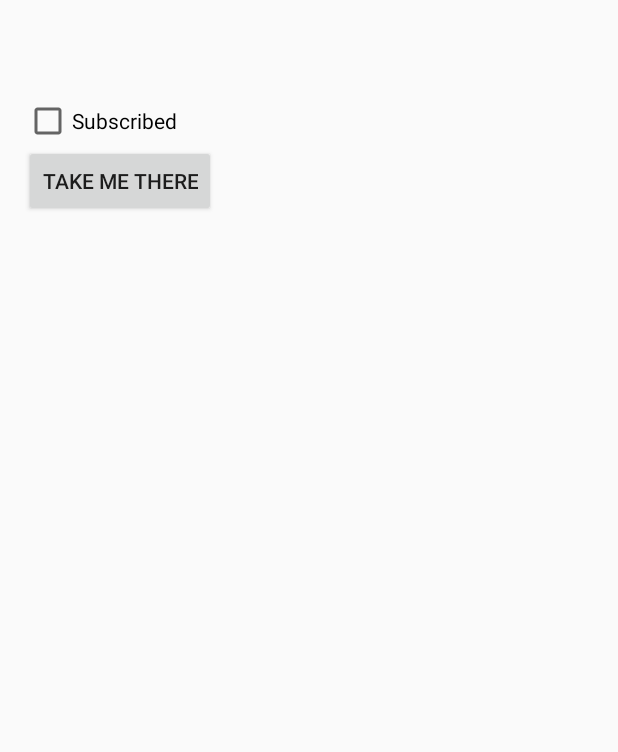
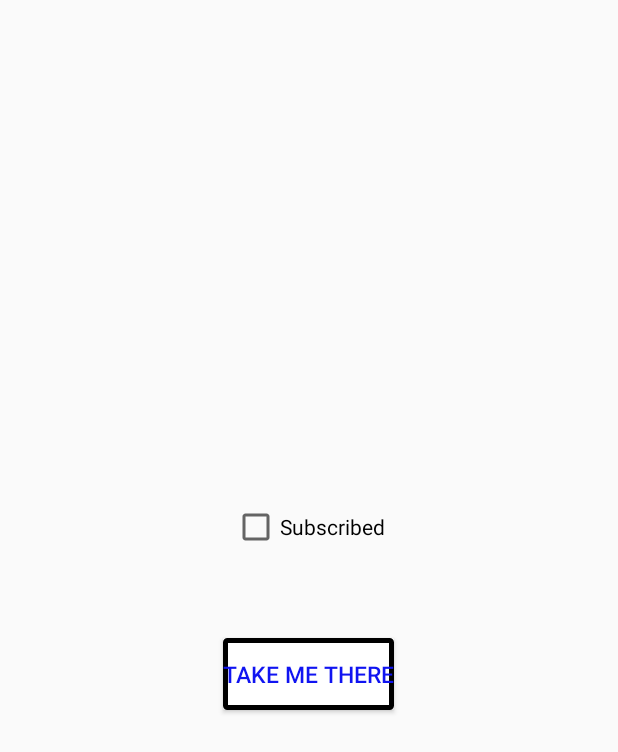
Before and after one commit to christodenny/Liaise, an Android app: the EventActivity screen opened directly, with no data from a screen before it, on a phone screen of 412 x 824 dp. Shown: the top 752 px of the screen. Run offline under Robolectric (Android 15) with nearby library versions, the phone set to English and light mode, and no system bars; 10 statements that could not run were skipped.

Commit message:
UI editing for event activity

```diff
--- a/Liaise/app/src/main/java/com/misc/liaise/EventActivity.java
+++ b/Liaise/app/src/main/java/com/misc/liaise/EventActivity.java
@@ -35,6 +35,10 @@ public class EventActivity extends AppCompatActivity {
         eventTitle.setText(getEventName());
         TextView eventDescription = (TextView) findViewById(R.id.textView2);
         eventDescription.setText(getEventDescription());
+        TextView textstart = (TextView) findViewById(R.id.textView3);
+        textstart.setText(getStart());
+        TextView textend = (TextView) findViewById(R.id.textView4);
+        textend.setText(getEnd());
         CheckBox subscribed = (CheckBox) findViewById(R.id.checkBox);
         subscribed.setOnCheckedChangeListener(new CompoundButton.OnCheckedChangeListener() {
             @Override
@@ -92,7 +96,22 @@ public class EventActivity extends AppCompatActivity {
             return "";
         }
     }
-
+    public String getStart() {
+        try {
+            return event.getString("start_time");
+        } catch (JSONException e) {
+            Toast.makeText(null, "Can't parse JSON for event name!", Toast.LENGTH_SHORT).show();
+            return "";
+        }
+    }
+    public String getEnd() {
+        try {
+            return event.getString("end_time");
+        } catch (JSONException e) {
+            Toast.makeText(null, "Can't parse JSON for event name!", Toast.LENGTH_SHORT).show();
+            return "";
+        }
+    }
     public String getEventDescription() {
         try {
             return event.getString("description");
--- a/Liaise/app/src/main/java/com/misc/liaise/MainActivity_schedulefragment.java
+++ b/Liaise/app/src/main/java/com/misc/liaise/MainActivity_schedulefragment.java
@@ -14,6 +14,7 @@ import android.widget.Button;
 import android.widget.LinearLayout;
 import android.widget.ListView;
 import android.widget.ScrollView;
+import android.widget.TextView;
 import android.widget.Toast;
 
 import org.json.JSONArray;
@@ -75,12 +76,15 @@ public class MainActivity_schedulefragment extends Fragment {
             for (int i = 0; i < events.size(); i++) {
                 final JSONObject event = events.get(i);
                 String name;
+
                 try {
                     name = event.getString("name");
+
                 } catch (JSONException e) {
                     Log.e("JSON error", event.toString());
                     continue;
                 }
+
                 Log.d("debug", "Making a button");
                 Button button = new Button(view.getContext());
                 button.setId(i + 1);
--- /dev/null
+++ b/Liaise/app/src/main/res/drawable/buttondesign.xml
@@ -0,0 +1,9 @@
+<?xml version="1.0" encoding="utf-8"?>
+<shape xmlns:android="http://schemas.android.com/apk/res/android"
+    android:shape="rectangle">
+    <gradient android:startColor="#FFFFFF"
+        android:endColor="#FFFFFF"
+        android:angle="270" />
+    <corners android:radius="1dp" />
+    <stroke android:width="5px" android:color="#000000" />
+</shape>
--- a/Liaise/app/src/main/res/layout/activity_event.xml
+++ b/Liaise/app/src/main/res/layout/activity_event.xml
@@ -16,8 +16,9 @@
         android:text="Event Name"
         android:id="@+id/textView"
         android:layout_alignParentTop="true"
-        android:layout_alignParentLeft="true"
-        android:layout_alignParentStart="true" />
+        android:layout_centerHorizontal="true"
+        android:textColor="#52afea"
+        android:textSize="40dp" />
 
     <TextView
         android:layout_width="wrap_content"
@@ -25,26 +26,74 @@
         android:text="Description"
         android:id="@+id/textView2"
         android:layout_below="@+id/textView"
-        android:layout_alignParentLeft="true"
-        android:layout_alignParentStart="true" />
+        android:layout_centerHorizontal="true" />
 
     <CheckBox
         android:layout_width="wrap_content"
         android:layout_height="wrap_content"
         android:text="Subscribed"
         android:id="@+id/checkBox"
-        android:layout_below="@+id/textView2"
-        android:layout_alignParentLeft="true"
-        android:layout_alignParentStart="true"
-        android:checked="false" />
+        android:checked="false"
+        android:layout_marginTop="99dp"
+        android:layout_below="@+id/textView3"
+        android:layout_centerHorizontal="true" />
 
     <Button
         android:layout_width="wrap_content"
         android:layout_height="wrap_content"
         android:text="Take Me There"
         android:id="@+id/button"
+        android:background="@drawable/buttondesign"
+        android:textColor="#1014f1"
+        android:textSize="15dp"
+        android:layout_marginTop="58dp"
         android:layout_below="@+id/checkBox"
+        android:layout_centerHorizontal="true" />
+
+    <TextView
+        android:layout_width="wrap_content"
+        android:layout_height="wrap_content"
+        android:textAppearance="?android:attr/textAppearanceMedium"
+        android:text="Medium Text"
+        android:id="@+id/textView3"
+        android:textColor="#040303"
+        android:textSize="30dp"
+        android:layout_marginTop="106dp"
+        android:layout_below="@+id/textView2"
         android:layout_alignParentLeft="true"
-        android:layout_alignParentStart="true" />
+        android:layout_alignParentStart="true"
+        android:layout_toLeftOf="@+id/textView2"
+        android:layout_toStartOf="@+id/textView2"
+        android:textAlignment="center" />
+
+    <TextView
+        android:layout_width="wrap_content"
+        android:layout_height="wrap_content"
+        android:textAppearance="?android:attr/textAppearanceMedium"
+        android:text="Medium Text"
+        android:id="@+id/textView4"
+        android:textColor="#040303"
+        android:textSize="30dp"
+        android:layout_alignTop="@+id/textView3"
+        android:layout_alignParentRight="true"
+        android:layout_alignParentEnd="true"
+        android:layout_toRightOf="@+id/textView2"
+        android:layout_toEndOf="@+id/textView2"
+        android:textAlignment="center" />
+
+    <TextView
+        android:layout_width="wrap_content"
+        android:layout_height="wrap_content"
+        android:textAppearance="?android:attr/textAppearanceMedium"
+        android:text="-"
+        android:id="@+id/textView5"
+        android:textIsSelectable="false"
+        android:textSize="40dp"
+        android:textAlignment="center"
+        android:layout_above="@+id/checkBox"
+        android:layout_alignLeft="@+id/textView2"
+        android:layout_alignStart="@+id/textView2"
+        android:layout_toLeftOf="@+id/textView4"
+        android:layout_toStartOf="@+id/textView4" />
 
 </RelativeLayout>
--- a/Liaise/app/src/main/res/values/color.xml
+++ b/Liaise/app/src/main/res/values/color.xml
@@ -2,6 +2,6 @@
 <resources>
     <color name="ColorPrimary">#59bc73</color>
     <color name="ColorPrimaryDark">#c31c13</color>
-    <color name="tabsScrollColor">#8a140e</color>
+    <color name="tabsScrollColor">#FFFF00</color>
 
 </resources>
```
